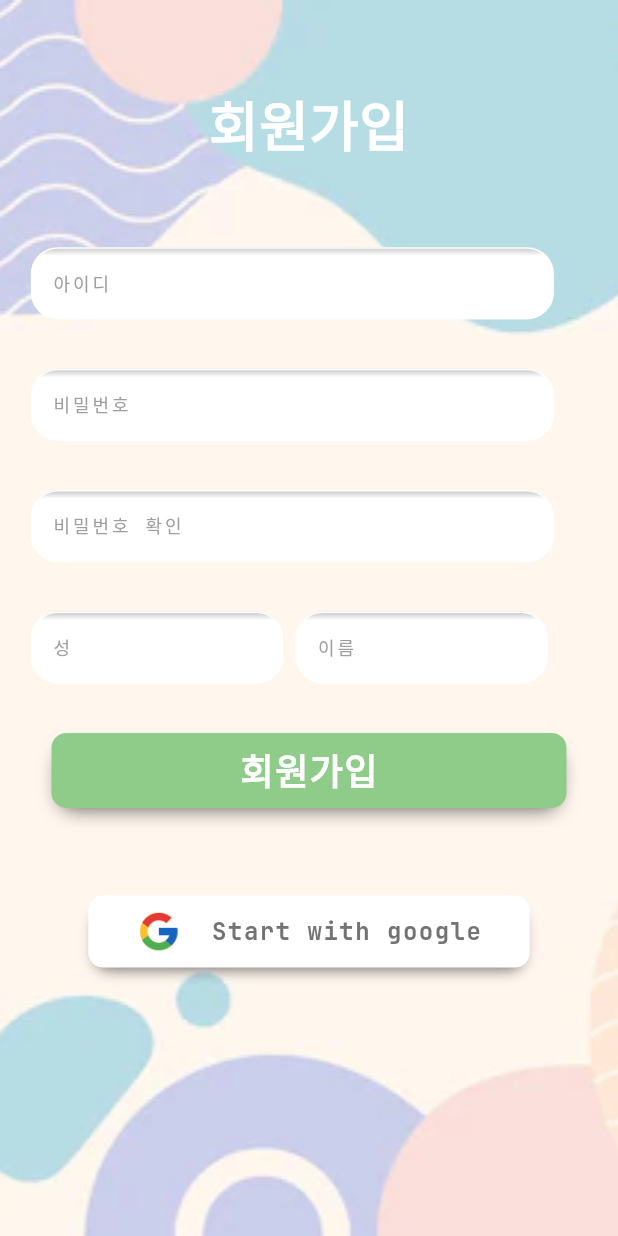
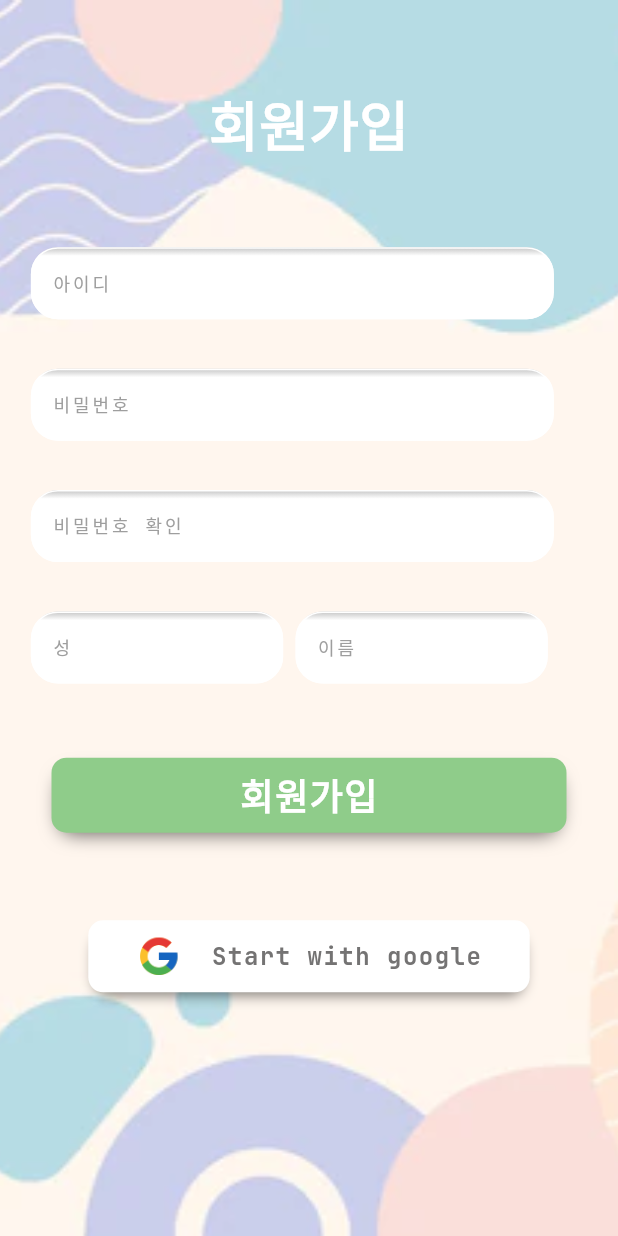
Before and after one commit to NoGravyBeef/SWE, a Flutter app: the screen it shows after launch, on a phone screen of 412 x 824 dp. Run offline on Flutter 3.47's test engine with Material 3 defaults, Android fonts, the phone set to English and light mode, and no system bars.

Commit message:
회원가입화면 살짝 수정

```diff
--- a/lib/screens/join_screen.dart
+++ b/lib/screens/join_screen.dart
@@ -218,7 +218,7 @@ class _JoinScreenState extends State<JoinScreen> {
                   ),
                 ],
               ),
-              SizedBox(height: screenSize.height * 0.04), // 화면 높이에 따른 간격 조정
+              SizedBox(height: screenSize.height * 0.06), // 화면 높이에 따른 간격 조정
               Row(
                 mainAxisAlignment: MainAxisAlignment.spaceBetween,
                 children: [
```
